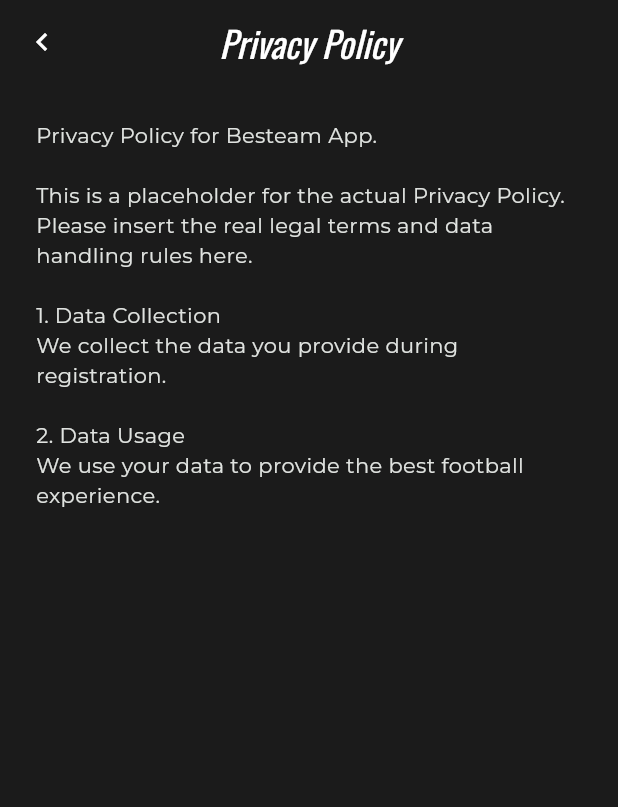
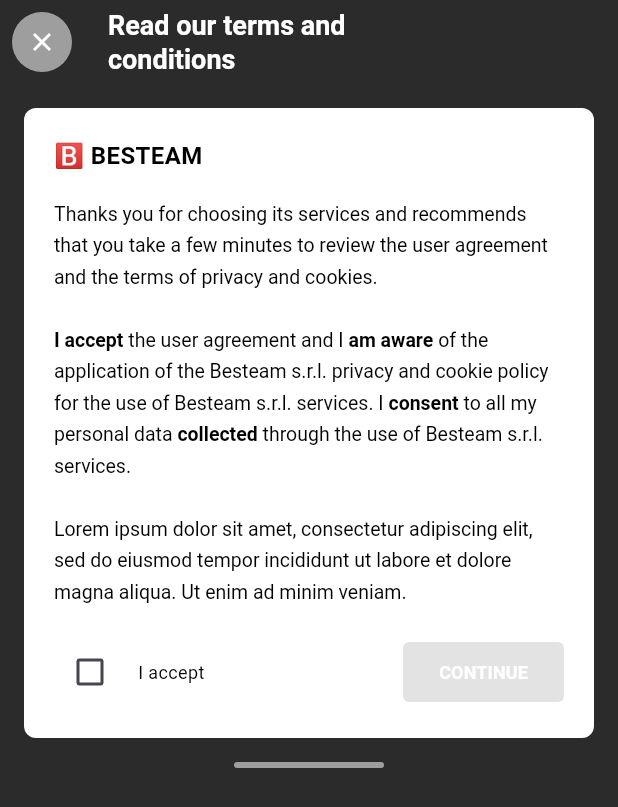
Before and after one commit to rokko/besteamapp, a Flutter app: the PrivacyPage screen opened by its route, on a phone screen of 412 x 824 dp. Shown: the top 807 px of the screen. Run offline on Flutter 3.47's test engine with Material 3 defaults, Android fonts, the phone set to English and light mode, and no system bars; our stand-ins replace go_router, google_fonts, smooth_page_indicator; missing offline and left inert: mobile_scanner.

Commit message:
feat : correzioni varie

```diff
--- a/lib/main.dart
+++ b/lib/main.dart
@@ -16,6 +16,7 @@
 import 'package:besteamapp/playpage/pitch_detail.dart';
 import 'package:besteamapp/playpage/device_select.dart';
 import 'splash/splash.dart';
+import 'auth_page.dart';
 void main() => runApp(const MyApp());
 
 final _router = GoRouter(
@@ -23,6 +24,7 @@
   routes: [
     GoRoute(path: '/splash', builder: (_, __) => const SplashPage()),
     GoRoute(path: '/onboarding', builder: (_, __) => const OnboardingPage()),
+    GoRoute(path: '/auth', builder: (_, __) => const AuthPage()),
     GoRoute(path: '/registrazione', builder: (_, __) => const RegistrationFlowPage()),
     GoRoute(path: '/privacy', builder: (_, __) => const PrivacyPage()),
     GoRoute(path: '/home', builder: (_, __) => const HomePage()),
--- a/lib/onboarding/onboarding.dart
+++ b/lib/onboarding/onboarding.dart
@@ -21,7 +21,8 @@
 
   void _nextOrFinish() {
     if (_index == _images.length - 1) {
-      context.go('/registrazione');
+      // After last onboarding page, go to authentication (login)
+      context.go('/auth');
     } else {
       _controller.nextPage(
         duration: const Duration(milliseconds: 280),
--- a/lib/registrazione/privacy_page.dart
+++ b/lib/registrazione/privacy_page.dart
@@ -1,43 +1,169 @@
 import 'package:flutter/material.dart';
 import 'package:go_router/go_router.dart';
-import 'package:google_fonts/google_fonts.dart';
 
-class PrivacyPage extends StatelessWidget {
+class PrivacyPage extends StatefulWidget {
   const PrivacyPage({super.key});
+
+  @override
+  State<PrivacyPage> createState() => _PrivacyPageState();
+}
+
+class _PrivacyPageState extends State<PrivacyPage> {
+  bool _acceptedPrivacy = false;
 
   @override
   Widget build(BuildContext context) {
     return Scaffold(
-      backgroundColor: const Color(0xFF1B1B1B),
+      backgroundColor: const Color(0xFF2B2B2B),
       appBar: AppBar(
-        backgroundColor: const Color(0xFF1B1B1B),
+        backgroundColor: const Color(0xFF2B2B2B),
         elevation: 0,
-        leading: IconButton(
-          icon: const Icon(Icons.chevron_left, color: Colors.white),
-          onPressed: () => context.pop(),
+        leading: Padding(
+          padding: const EdgeInsets.all(8.0),
+          child: Container(
+            decoration: const BoxDecoration(
+              color: Colors.grey,
+              shape: BoxShape.circle,
+            ),
+            child: IconButton(
+              icon: const Icon(Icons.close, color: Colors.white, size: 20),
+              onPressed: () => context.pop(),
+            ),
+          ),
         ),
-        title: Text(
-          'Privacy Policy',
-          style: GoogleFonts.oswald(fontSize: 24, color: Colors.white, fontStyle: FontStyle.italic),
+        title: const Text(
+          'Read our terms and\nconditions',
+          textAlign: TextAlign.left,
+          style: TextStyle(
+            color: Colors.white,
+            fontSize: 18,
+            fontWeight: FontWeight.w600,
+            height: 1.3,
+          ),
         ),
-        centerTitle: true,
+        centerTitle: false,
       ),
-      body: SingleChildScrollView(
-        padding: const EdgeInsets.all(24.0),
-        child: Text(
-          '''
-Privacy Policy for Besteam App.
+      body: SafeArea(
+        child: SingleChildScrollView(
+          padding: const EdgeInsets.symmetric(horizontal: 16, vertical: 16),
+          child: Column(
+            children: [
+              // White content card
+              Container(
+                decoration: BoxDecoration(
+                  color: Colors.white,
+                  borderRadius: BorderRadius.circular(8),
+                ),
+                padding: const EdgeInsets.all(20),
+                child: Column(
+                  crossAxisAlignment: CrossAxisAlignment.start,
+                  children: [
+                    // Logo
+                    const Text(
+                      '🅱 BESTEAM',
+                      style: TextStyle(
+                        color: Colors.black,
+                        fontSize: 16,
+                        fontWeight: FontWeight.bold,
+                      ),
+                    ),
+                    const SizedBox(height: 16),
 
-This is a placeholder for the actual Privacy Policy.
-Please insert the real legal terms and data handling rules here.
+                    // Content
+                    RichText(
+                      text: const TextSpan(
+                        style: TextStyle(
+                          color: Colors.black,
+                          fontSize: 13,
+                          height: 1.6,
+                        ),
+                        children: [
+                          TextSpan(
+                            text: 'Thanks you for choosing its services and recommends that you take a few minutes to review the user agreement and the terms of privacy and cookies.\n\n',
+                          ),
+                          TextSpan(
+                            text: 'I accept',
+                            style: TextStyle(fontWeight: FontWeight.bold),
+                          ),
+                          TextSpan(text: ' the user agreement and I '),
+                          TextSpan(
+                            text: 'am aware',
+                            style: TextStyle(fontWeight: FontWeight.bold),
+                          ),
+                          TextSpan(
+                            text: ' of the application of the Besteam s.r.l. privacy and cookie policy for the use of Besteam s.r.l. services. I ',
+                          ),
+                          TextSpan(
+                            text: 'consent',
+                            style: TextStyle(fontWeight: FontWeight.bold),
+                          ),
+                          TextSpan(
+                            text: ' to all my personal data ',
+                          ),
+                          TextSpan(
+                            text: 'collected',
+                            style: TextStyle(fontWeight: FontWeight.bold),
+                          ),
+                          TextSpan(
+                            text: ' through the use of Besteam s.r.l. services.\n\nLorem ipsum dolor sit amet, consectetur adipiscing elit, sed do eiusmod tempor incididunt ut labore et dolore magna aliqua. Ut enim ad minim veniam.',
+                          ),
+                        ],
+                      ),
+                    ),
+                    const SizedBox(height: 20),
 
-1. Data Collection
-We collect the data you provide during registration.
+                    // Checkbox + Button
+                    Row(
+                      children: [
+                        Checkbox(
+                          value: _acceptedPrivacy,
+                          onChanged: (val) => setState(() => _acceptedPrivacy = val ?? false),
+                          shape: RoundedRectangleBorder(borderRadius: BorderRadius.circular(2)),
+                          activeColor: const Color(0xFF2CC653),
+                        ),
+                        const SizedBox(width: 8),
+                        const Text(
+                          'I accept',
+                          style: TextStyle(
+                            color: Colors.black,
+                            fontSize: 12,
+                          ),
+                        ),
+                        const Spacer(),
+                        ElevatedButton(
+                          style: ElevatedButton.styleFrom(
+                            backgroundColor: const Color(0xFF2CC653),
+                            padding: const EdgeInsets.symmetric(horizontal: 24, vertical: 10),
+                            shape: RoundedRectangleBorder(borderRadius: BorderRadius.circular(4)),
+                          ),
+                          onPressed: _acceptedPrivacy ? () => context.pop() : null,
+                          child: const Text(
+                            'CONTINUE',
+                            style: TextStyle(
+                              color: Colors.white,
+                              fontWeight: FontWeight.bold,
+                              fontSize: 12,
+                            ),
+                          ),
+                        ),
+                      ],
+                    ),
+                  ],
+                ),
+              ),
+              const SizedBox(height: 16),
 
-2. Data Usage
-We use your data to provide the best football experience.
-          ''',
-          style: GoogleFonts.montserrat(fontSize: 14, color: const Color(0xFFE0E3E0)),
+              // Bottom bar
+              Container(
+                height: 4,
+                width: 100,
+                decoration: BoxDecoration(
+                  color: Colors.white54,
+                  borderRadius: BorderRadius.circular(2),
+                ),
+              ),
+            ],
+          ),
         ),
       ),
     );
--- a/lib/registrazione/registrazione.dart
+++ b/lib/registrazione/registrazione.dart
@@ -78,7 +78,8 @@
   // Utils
   void _goBack() {
     if (_index == 0) {
-      if (Navigator.of(context).canPop()) context.pop();
+      // Always return to auth page instead of default pop
+      context.go('/auth');
     } else {
       _controller.previousPage(duration: const Duration(milliseconds: 250), curve: Curves.easeOut);
     }
```
Also changed, not shown: lib/auth_page.dart (added, +194 -0 lines), lib/playpage/choose_pitch.dart (+4 -4 lines), 1 other file.
